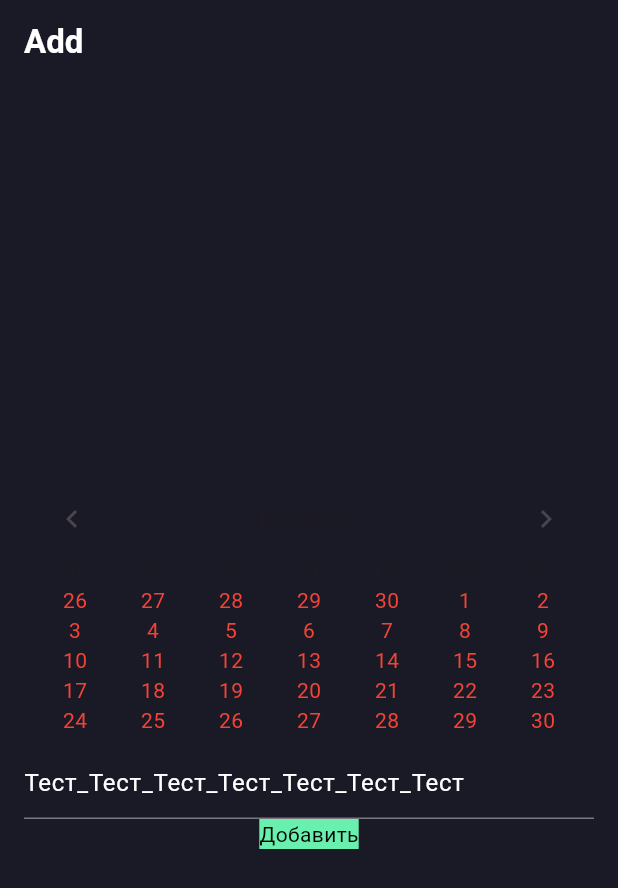
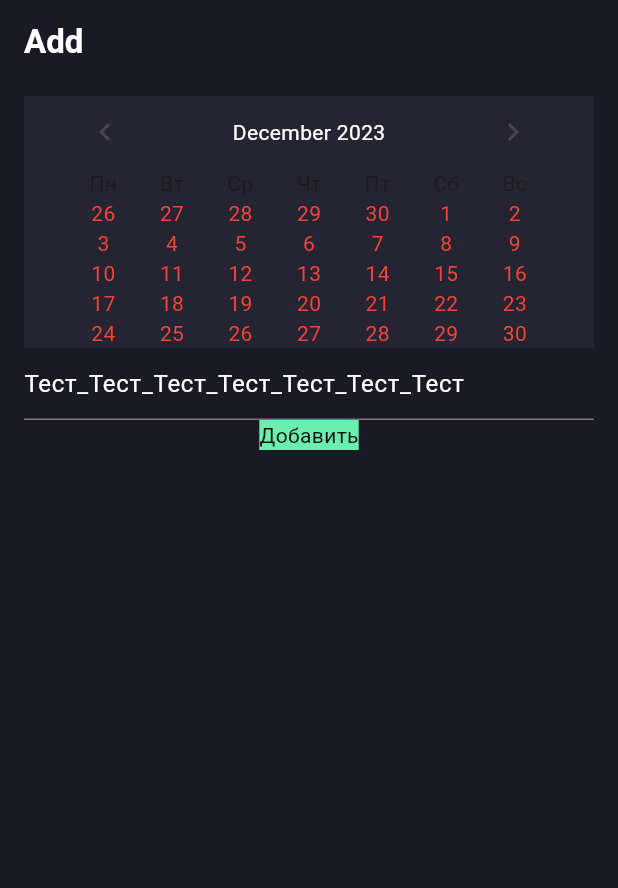
Before and after one commit to KaX8/Flutter-Lab-3, a Flutter app: the screen it shows after launch, after a tap on "ADD", on a phone screen of 412 x 824 dp. Shown: the top 888 px of the screen. Run offline on Flutter 3.47's test engine with Material 3 defaults, Android fonts, the phone set to English and light mode, and no system bars.

Commit message:
лень писать

```diff
--- a/lib/Calendar.dart
+++ b/lib/Calendar.dart
@@ -56,7 +56,6 @@ class _CalendarState extends State<Calendar> {
               _selectedDate = day;
             }),
             child: Container(
-
               child: Center(
                 child: Text(
                   DateFormat('d').format(day),
@@ -88,7 +87,8 @@ class _CalendarState extends State<Calendar> {
   @override
   Widget build(BuildContext context) {
     return Container(
-      margin: EdgeInsets.all(8),
+      color: Color.fromRGBO(36,36,51, 1),
+      padding: EdgeInsets.symmetric(horizontal: 30),
       child: Column(
         children: <Widget>[
           Row(
@@ -102,7 +102,7 @@ class _CalendarState extends State<Calendar> {
                   });
                 },
               ),
-              Text(DateFormat('MMMM').format(_currentDate)),
+              Text(DateFormat('MMMM y').format(_currentDate), style: TextStyle(color: Colors.white),),
               IconButton(
                 icon: Icon(Icons.chevron_right),
                 onPressed: () {
--- a/lib/ToDoAdd.dart
+++ b/lib/ToDoAdd.dart
@@ -77,8 +77,8 @@ class _ToDoAddState extends State<ToDoAdd> {
             return Text("${snapshot.error}");
           }else{
             groupedEvents = ToDoList.createMap(json: snapshot.data);
-            return Column(
-              mainAxisAlignment: MainAxisAlignment.center,
+            return Container(
+              child: Column(
                 children: [
                   Calendar(),
                   TextField(
@@ -97,6 +97,7 @@ class _ToDoAddState extends State<ToDoAdd> {
                     ),
                   )
                 ],
+              ),
             );
           }
         }
```
Lines whose indentation alone changed are shown as unchanged.
